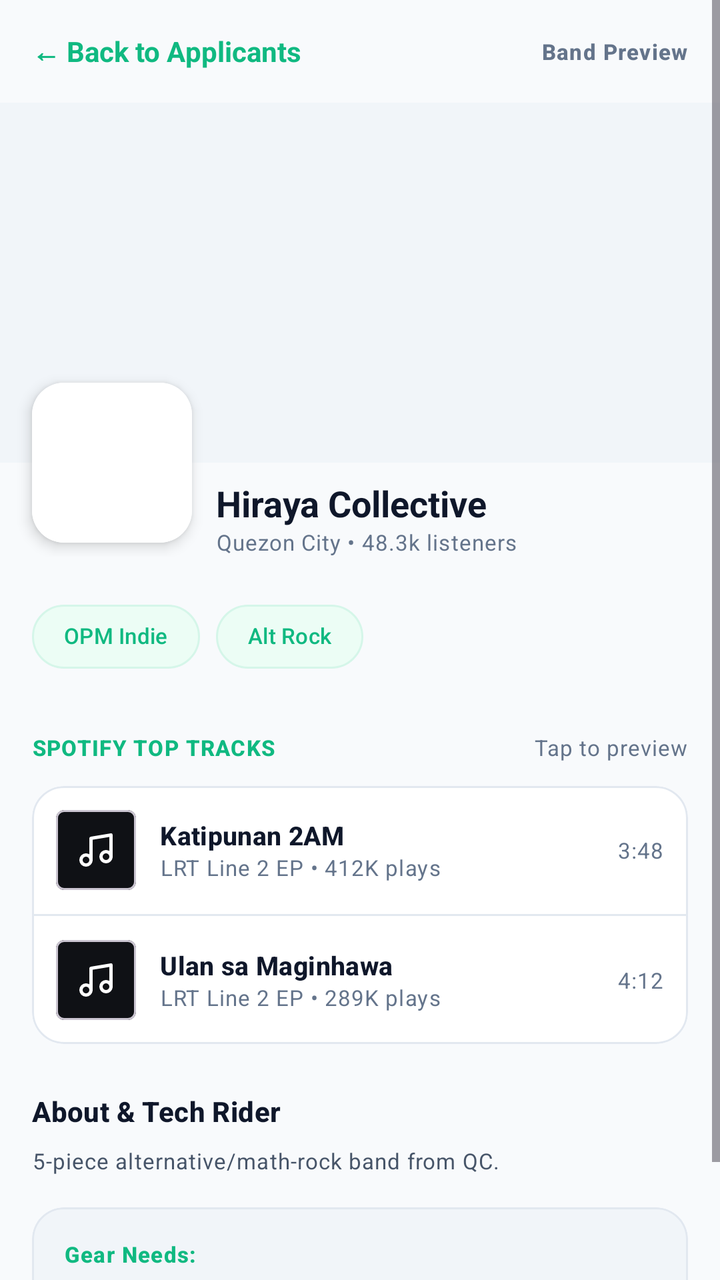
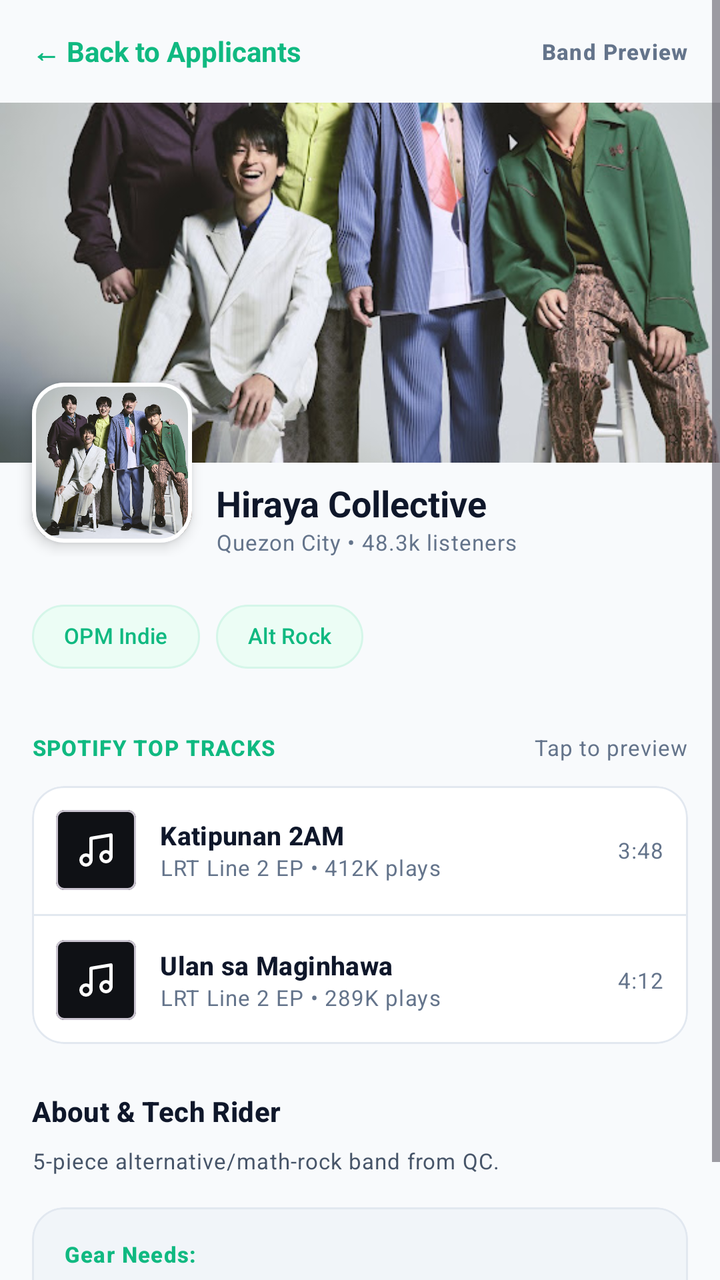

Two renders of the same Android screen: before a commit and after it. Below are the layout's source before the change and the commit's diff.
<!-- AndroidManifest.xml: application theme Theme.TugtogPH -->
<!-- res/layout/fragment_band_preview.xml -->
<?xml version="1.0" encoding="utf-8"?>

<ScrollView xmlns:android="http://schemas.android.com/apk/res/android"
    xmlns:app="http://schemas.android.com/apk/res-auto"
    xmlns:tools="http://schemas.android.com/tools"
    android:layout_width="match_parent"
    android:layout_height="match_parent"
    android:background="@color/bg_screen_light"
    android:fillViewport="true">

    <LinearLayout
        android:layout_width="match_parent"
        android:layout_height="wrap_content"
        android:orientation="vertical">

        
        <LinearLayout
            android:layout_width="match_parent"
            android:layout_height="wrap_content"
            android:orientation="horizontal"
            android:gravity="center_vertical"
            android:padding="16dp">

            <TextView
                android:layout_width="wrap_content"
                android:layout_height="wrap_content"
                android:textColor="@color/tugtog_emerald"
                android:text="← Back to Applicants"
                android:textStyle="bold" />

            <Space
                android:layout_width="0dp"
                android:layout_height="wrap_content"
                android:layout_weight="1" />

            <TextView
                style="@style/TextAppearance.TugtogPH.FieldLabel"
                android:layout_width="wrap_content"
                android:layout_height="wrap_content"
                android:text="Band Preview" />
        </LinearLayout>

        
        <androidx.constraintlayout.widget.ConstraintLayout
            android:layout_width="match_parent"
            android:layout_height="wrap_content">

            <ImageView
                android:id="@+id/ivBandCover"
                android:layout_width="match_parent"
                android:layout_height="180dp"
                android:scaleType="centerCrop"
                android:background="@color/bg_subtle_light"
                app:layout_constraintTop_toTopOf="parent" />

            <com.google.android.material.card.MaterialCardView
                android:id="@+id/cardAvatar"
                android:layout_width="80dp"
                android:layout_height="80dp"
                android:layout_marginStart="16dp"
                app:cardCornerRadius="16dp"
                app:cardElevation="4dp"
                app:strokeWidth="2dp"
                app:strokeColor="@color/white"
                app:layout_constraintBottom_toBottomOf="@id/ivBandCover"
                app:layout_constraintStart_toStartOf="parent"
                app:layout_constraintTop_toBottomOf="@id/ivBandCover">

                <ImageView
                    android:id="@+id/ivBandAvatar"
                    android:layout_width="match_parent"
                    android:layout_height="match_parent"
                    android:scaleType="centerCrop"
                    android:background="@color/bg_card_light" />
            </com.google.android.material.card.MaterialCardView>

            <LinearLayout
                android:layout_width="0dp"
                android:layout_height="wrap_content"
                android:orientation="vertical"
                android:layout_marginStart="12dp"
                android:layout_marginTop="8dp"
                app:layout_constraintTop_toBottomOf="@id/ivBandCover"
                app:layout_constraintStart_toEndOf="@id/cardAvatar"
                app:layout_constraintEnd_toEndOf="parent">

                <LinearLayout
                    android:layout_width="wrap_content"
                    android:layout_height="wrap_content"
                    android:orientation="horizontal"
                    android:gravity="center_vertical">
                    <TextView
                        style="@style/TextAppearance.TugtogPH.Heading"
                        android:layout_width="wrap_content"
                        android:layout_height="wrap_content"
                        android:text="Hiraya Collective" />
                </LinearLayout>

                <TextView
                    style="@style/TextAppearance.TugtogPH.MutedCaption"
                    android:layout_width="wrap_content"
                    android:layout_height="wrap_content"
                    android:text="Quezon City • 48.3k listeners" />
            </LinearLayout>

        </androidx.constraintlayout.widget.ConstraintLayout>

        <LinearLayout
            android:layout_width="match_parent"
            android:layout_height="wrap_content"
            android:orientation="vertical"
            android:padding="16dp">

            
            <LinearLayout
                android:layout_width="match_parent"
                android:layout_height="wrap_content"
                android:orientation="horizontal"
                android:layout_marginBottom="24dp">

                <com.google.android.material.chip.Chip
                    style="@style/Widget.TugtogPH.Chip"
                    android:layout_width="wrap_content"
                    android:layout_height="wrap_content"
                    android:text="OPM Indie"
                    app:chipBackgroundColor="@color/tugtog_emerald_tint"
                    android:textColor="@color/tugtog_emerald"
                    app:chipStrokeColor="@color/tugtog_emerald_soft"/>

                <com.google.android.material.chip.Chip
                    style="@style/Widget.TugtogPH.Chip"
                    android:layout_width="wrap_content"
                    android:layout_height="wrap_content"
                    android:layout_marginStart="8dp"
                    android:text="Alt Rock"
                    app:chipBackgroundColor="@color/tugtog_emerald_tint"
                    android:textColor="@color/tugtog_emerald"
                    app:chipStrokeColor="@color/tugtog_emerald_soft"/>
            </LinearLayout>

            
            <LinearLayout
                android:layout_width="match_parent"
                android:layout_height="wrap_content"
                android:orientation="horizontal"
                android:gravity="center_vertical"
                android:layout_marginBottom="12dp">

                <TextView
                    style="@style/TextAppearance.TugtogPH.FieldLabel"
                    android:layout_width="0dp"
                    android:layout_height="wrap_content"
                    android:layout_weight="1"
                    android:textColor="@color/tugtog_emerald"
                    android:text="SPOTIFY TOP TRACKS" />

                <TextView
                    style="@style/TextAppearance.TugtogPH.MutedCaption"
                    android:layout_width="wrap_content"
                    android:layout_height="wrap_content"
                    android:text="Tap to preview" />
            </LinearLayout>

            <com.google.android.material.card.MaterialCardView
                style="@style/Widget.TugtogPH.Card"
                android:layout_width="match_parent"
                android:layout_height="wrap_content"
                android:layout_marginBottom="24dp">

                <LinearLayout
                    android:layout_width="match_parent"
                    android:layout_height="wrap_content"
                    android:orientation="vertical">
                    
                    <LinearLayout
                        android:layout_width="match_parent"
                        android:layout_height="wrap_content"
                        android:orientation="horizontal"
                        android:gravity="center_vertical"
                        android:padding="12dp">
                        <com.google.android.material.card.MaterialCardView
                            android:layout_width="40dp"
                            android:layout_height="40dp"
                            app:cardBackgroundColor="@color/bg_screen_dark"
                            app:cardCornerRadius="4dp">
                            <ImageView
                                android:layout_width="20dp"
                                android:layout_height="20dp"
                                android:layout_gravity="center"
                                android:src="@drawable/ic_music"
                                app:tint="@color/white" />
                        </com.google.android.material.card.MaterialCardView>
                        <LinearLayout
                            android:layout_width="0dp"
                            android:layout_height="wrap_content"
                            android:layout_weight="1"
                            android:orientation="vertical"
                            android:layout_marginStart="12dp">
                            <TextView
                                style="@style/TextAppearance.TugtogPH.CardTitle"
                                android:layout_width="wrap_content"
                                android:layout_height="wrap_content"
                                android:textSize="13sp"
                                android:text="Katipunan 2AM" />
                            <TextView
                                style="@style/TextAppearance.TugtogPH.MutedCaption"
                                android:layout_width="wrap_content"
                                android:layout_height="wrap_content"
                                android:text="LRT Line 2 EP • 412K plays" />
                        </LinearLayout>
                        <TextView
                            style="@style/TextAppearance.TugtogPH.MutedCaption"
                            android:layout_width="wrap_content"
                            android:layout_height="wrap_content"
                            android:text="3:48" />
                    </LinearLayout>

                    <View android:layout_width="match_parent" android:layout_height="1dp" android:background="@color/border_light" />

                    
                    <LinearLayout
                        android:layout_width="match_parent"
                        android:layout_height="wrap_content"
                        android:orientation="horizontal"
                        android:gravity="center_vertical"
                        android:padding="12dp">
                        <com.google.android.material.card.MaterialCardView
                            android:layout_width="40dp"
                            android:layout_height="40dp"
                            app:cardBackgroundColor="@color/bg_screen_dark"
                            app:cardCornerRadius="4dp">
                            <ImageView
                                android:layout_width="20dp"
                                android:layout_height="20dp"
                                android:layout_gravity="center"
                                android:src="@drawable/ic_music"
                                app:tint="@color/white" />
                        </com.google.android.material.card.MaterialCardView>
                        <LinearLayout
                            android:layout_width="0dp"
                            android:layout_height="wrap_content"
                            android:layout_weight="1"
                            android:orientation="vertical"
                            android:layout_marginStart="12dp">
                            <TextView
                                style="@style/TextAppearance.TugtogPH.CardTitle"
                                android:layout_width="wrap_content"
                                android:layout_height="wrap_content"
                                android:textSize="13sp"
                                android:text="Ulan sa Maginhawa" />
                            <TextView
                                style="@style/TextAppearance.TugtogPH.MutedCaption"
                                android:layout_width="wrap_content"
                                android:layout_height="wrap_content"
                                android:text="LRT Line 2 EP • 289K plays" />
                        </LinearLayout>
                        <TextView
                            style="@style/TextAppearance.TugtogPH.MutedCaption"
                            android:layout_width="wrap_content"
                            android:layout_height="wrap_content"
                            android:text="4:12" />
                    </LinearLayout>
                </LinearLayout>
            </com.google.android.material.card.MaterialCardView>

            
            <TextView
                style="@style/TextAppearance.TugtogPH.CardTitle"
                android:layout_width="wrap_content"
                android:layout_height="wrap_content"
                android:layout_marginBottom="8dp"
                android:text="About &amp; Tech Rider" />

            <TextView
                style="@style/TextAppearance.TugtogPH.MutedCaption"
                android:layout_width="wrap_content"
                android:layout_height="wrap_content"
                android:layout_marginBottom="16dp"
                android:textColor="@color/text_secondary_light"
                android:text="5-piece alternative/math-rock band from QC." />

            <com.google.android.material.card.MaterialCardView
                style="@style/Widget.TugtogPH.Card.Subtle"
                android:layout_width="match_parent"
                android:layout_height="wrap_content">

                <LinearLayout
                    android:layout_width="match_parent"
                    android:layout_height="wrap_content"
                    android:orientation="vertical"
                    android:padding="16dp">

                    <TextView
                        style="@style/TextAppearance.TugtogPH.FieldLabel"
                        android:layout_width="wrap_content"
                        android:layout_height="wrap_content"
                        android:layout_marginBottom="8dp"
                        android:textColor="@color/tugtog_emerald"
                        android:text="Gear Needs:" />

                    <TextView
                        style="@style/TextAppearance.TugtogPH.MutedCaption"
                        android:layout_width="wrap_content"
                        android:layout_height="wrap_content"
                        android:textColor="@color/text_secondary_light"
                        android:text="2x Guitar Amps, 1x Bass Rig, 5-pc Drum Kit (own breakables), 3x Vocal Mics." />
                </LinearLayout>
            </com.google.android.material.card.MaterialCardView>

        </LinearLayout>
    </LinearLayout>
</ScrollView>
<!-- resources referenced by this layout -->
<resources>
  <color name="bg_card_light">#FFFFFF</color>
  <color name="bg_screen_dark">#0F1115</color>
  <color name="bg_screen_light">#F8FAFC</color>
  <color name="bg_subtle_light">#F1F5F9</color>
  <color name="border_light">#E2E8F0</color>
  <color name="text_secondary_light">#475569</color>
  <color name="tugtog_emerald">#10B981</color>
  <color name="tugtog_emerald_soft">#1A10B981</color>
  <color name="tugtog_emerald_tint">#ECFDF5</color>
  <color name="white">#FFFFFF</color>
  <style name="TextAppearance.TugtogPH.CardTitle" parent="TextAppearance.Material3.TitleMedium">
          <item name="android:textSize">14sp</item>
          <item name="android:textStyle">bold</item>
          <item name="android:textColor">@color/text_primary_light</item>
      </style>
  <style name="TextAppearance.TugtogPH.FieldLabel" parent="TextAppearance.Material3.LabelMedium">
          <item name="android:textSize">11sp</item>
          <item name="android:textStyle">bold</item>
          <item name="android:textColor">@color/text_muted_light</item>
      </style>
  <style name="TextAppearance.TugtogPH.Heading" parent="TextAppearance.Material3.TitleLarge">
          <item name="android:textSize">18sp</item>
          <item name="android:textStyle">bold</item>
          <item name="android:textColor">@color/text_primary_light</item>
      </style>
  <style name="TextAppearance.TugtogPH.MutedCaption" parent="TextAppearance.Material3.BodySmall">
          <item name="android:textSize">11sp</item>
          <item name="android:textColor">@color/text_muted_light</item>
      </style>
  <style name="Widget.TugtogPH.Card" parent="Widget.Material3.CardView.Outlined">
          <item name="cardCornerRadius">16dp</item>
          <item name="cardElevation">0dp</item>
          <item name="strokeWidth">1dp</item>
          <item name="strokeColor">@color/border_light</item>
          <item name="cardBackgroundColor">@color/bg_card_light</item>
      </style>
  <style name="Widget.TugtogPH.Card.Subtle" parent="Widget.TugtogPH.Card">
          <item name="cardBackgroundColor">@color/bg_subtle_light</item>
      </style>
  <style name="Widget.TugtogPH.Chip" parent="Widget.Material3.Chip.Filter">
          <item name="chipCornerRadius">16dp</item>
          <item name="chipBackgroundColor">@color/bg_subtle_light</item>
          <item name="chipStrokeColor">@color/border_light</item>
          <item name="chipStrokeWidth">1dp</item>
          <item name="android:textSize">11sp</item>
      </style>
  <style name="Theme.TugtogPH" parent="Base.Theme.TugtogPH" />
  <color name="text_primary_light">#0F172A</color>
  <color name="text_muted_light">#64748B</color>
  <style name="Base.Theme.TugtogPH" parent="Theme.Material3.Light.NoActionBar">
          <item name="colorPrimary">@color/tugtog_emerald</item>
          <item name="colorPrimaryVariant">@color/tugtog_emerald_dark</item>
          <item name="colorSecondary">@color/tugtog_amber</item>
          <item name="android:windowBackground">@color/bg_screen_light</item>
          <item name="android:statusBarColor">@color/bg_card_light</item>
          <item name="android:windowLightStatusBar" tools:targetApi="m">true</item>
      </style>
  <color name="tugtog_emerald_dark">#059669</color>
  <color name="tugtog_amber">#F59E0B</color>
  <!-- unchanged entries left out for length: 1 -->
</resources>

<!-- the commit's change to res/layout/fragment_band_preview.xml (unified diff, before → after) -->
@@ -22,11 +22,14 @@
             android:padding="16dp">
 
             <TextView
+                android:id="@+id/tvBack"
                 android:layout_width="wrap_content"
                 android:layout_height="wrap_content"
                 android:textColor="@color/tugtog_emerald"
                 android:text="← Back to Applicants"
-                android:textStyle="bold" />
+                android:textStyle="bold"
+                android:clickable="true"
+                android:focusable="true"/>
 
             <Space
                 android:layout_width="0dp"
@@ -50,6 +53,7 @@
                 android:layout_width="match_parent"
                 android:layout_height="180dp"
                 android:scaleType="centerCrop"
+                android:src="@drawable/band1"
                 android:background="@color/bg_subtle_light"
                 app:layout_constraintTop_toTopOf="parent" />
 
@@ -71,6 +75,7 @@
                     android:layout_width="match_parent"
                     android:layout_height="match_parent"
                     android:scaleType="centerCrop"
+                    android:src="@drawable/band1"
                     android:background="@color/bg_card_light" />
             </com.google.android.material.card.MaterialCardView>
 
<!-- resource entries referenced after the edit -->
@@ -10,6 +10,7 @@
   <color name="tugtog_emerald_soft">#1A10B981</color>
   <color name="tugtog_emerald_tint">#ECFDF5</color>
   <color name="white">#FFFFFF</color>
+  <!-- drawable band1: jpg bitmap (drawable, 88220 bytes) -->
   <style name="TextAppearance.TugtogPH.CardTitle" parent="TextAppearance.Material3.TitleMedium">
           <item name="android:textSize">14sp</item>
           <item name="android:textStyle">bold</item>
